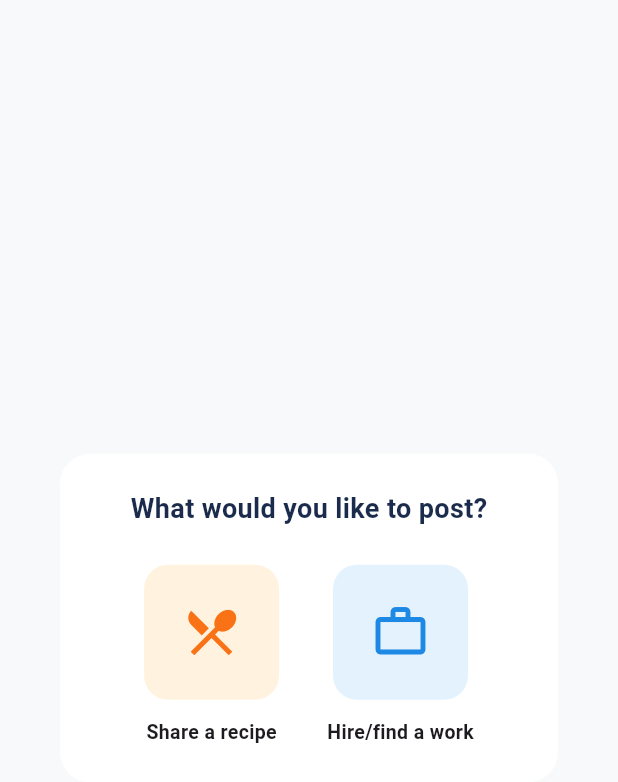
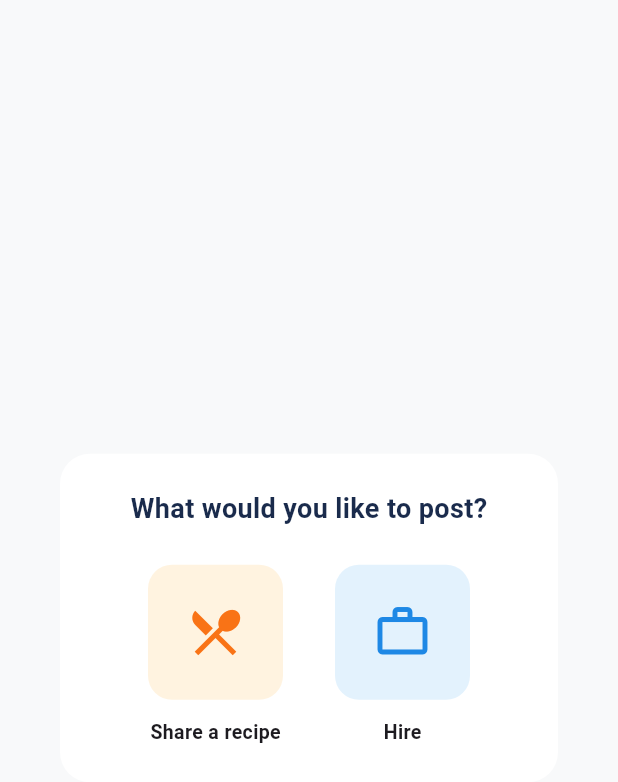
Before and after one commit to pattaradanaiDEV/MannotRobot, a Flutter app: the PostModal widget shown alone on an empty page, opened directly, on a phone screen of 412 x 824 dp. Shown: the top 782 px of the screen. Run offline on Flutter 3.47's test engine with Material 3 defaults, Android fonts, the light colour scheme and no system bars; our stand-ins replace cloud_firestore, firebase_auth, firebase_core, flutter_dotenv, go_router, image_picker; missing offline and left inert: firebase_ui_auth; accounts and stored records are empty.

Commit message:
documentation for post_modal

```diff
--- a/lib/screens/post/post_modal.dart
+++ b/lib/screens/post/post_modal.dart
@@ -1,10 +1,26 @@
+/*
+ * File: post_modal.dart
+ * Description: Modal สำหรับเลือกประเภทเนื้อหาที่ต้องการโพสต์
+ * Responsibilities:
+ * - แสดงตัวเลือกให้ผู้ใช้เลือกว่าจะโพสต์ Recipe หรือ Job
+ * - นำทางผู้ใช้ไปยังหน้าจอสร้างเนื้อหาที่เกี่ยวข้องเมื่อกดเลือก
+ * Author: Pattaradanai Chaitan และ Purich Saenasang (ร่วมกันคิดและออกแบบฟีเจอร์นี้)
+ */
+
 import 'package:flutter/material.dart';
 import 'create_recipe_screen.dart';
 import 'create_job_screen.dart';
 
+/// Dialog สำหรับให้ผู้ใช้เลือกว่าต้องการสร้างโพสต์ประเภทใด.
+///
+/// จะแสดงเป็นป๊อปอัปขึ้นมากลางหน้าจอ ประกอบด้วยตัวเลือกหลัก 2 อย่างคือ
+/// 'Share a recipe'และ 'Hire'.
 class PostModal extends StatelessWidget {
   const PostModal({super.key});
 
+  /// สร้างโครงสร้าง UI ของหน้าต่าง Modal.
+  ///
+  /// ประกอบด้วยข้อความหัวข้อ และจัดเรียงปุ่มตัวเลือก 2 ปุ่มในแนวนอน.
   @override
   Widget build(BuildContext context) {
     return Dialog(
@@ -50,7 +66,7 @@ class PostModal extends StatelessWidget {
                 _buildOption(
                   context,
                   icon: Icons.work_outline,
-                  label: 'Hire/find a work',
+                  label: 'Hire',
                   color: Colors.blue.shade50,
                   iconColor: Colors.blue.shade600,
                   onTap: () {
@@ -71,6 +87,14 @@ class PostModal extends StatelessWidget {
     );
   }
 
+  /// Option Button แต่ละรายการภายใน Modal.
+  ///
+  /// รับค่าพารามิเตอร์เพื่อกำหนดลักษณะของปุ่ม:
+  /// - [icon]: ไอคอนที่จะแสดงตรงกลาง
+  /// - [label]: ข้อความอธิบายใต้ไอคอน
+  /// - [color]: สีพื้นหลังของกรอบไอคอน
+  /// - [iconColor]: สีของตัวไอคอน
+  /// - [onTap]: ฟังก์ชันที่จะทำงานเมื่อผู้ใช้กดปุ่ม
   Widget _buildOption(
     BuildContext context, {
     required IconData icon,
```
